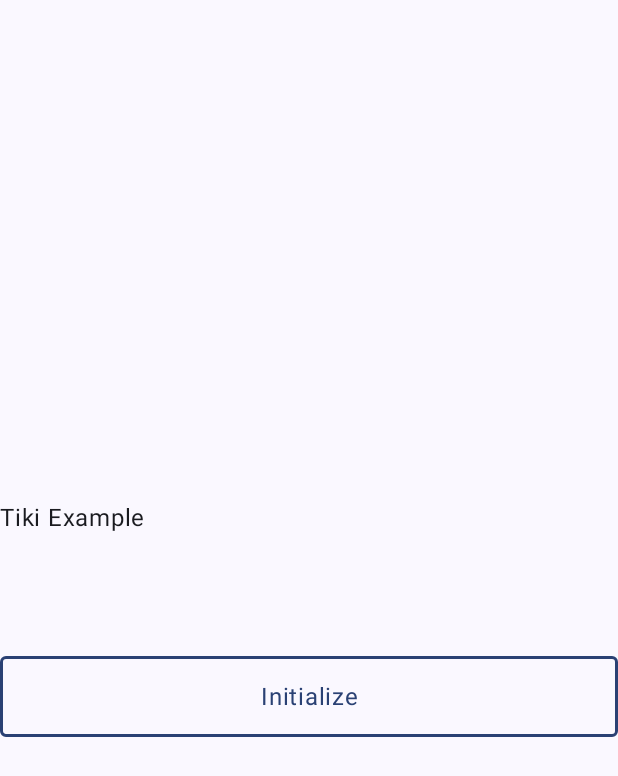
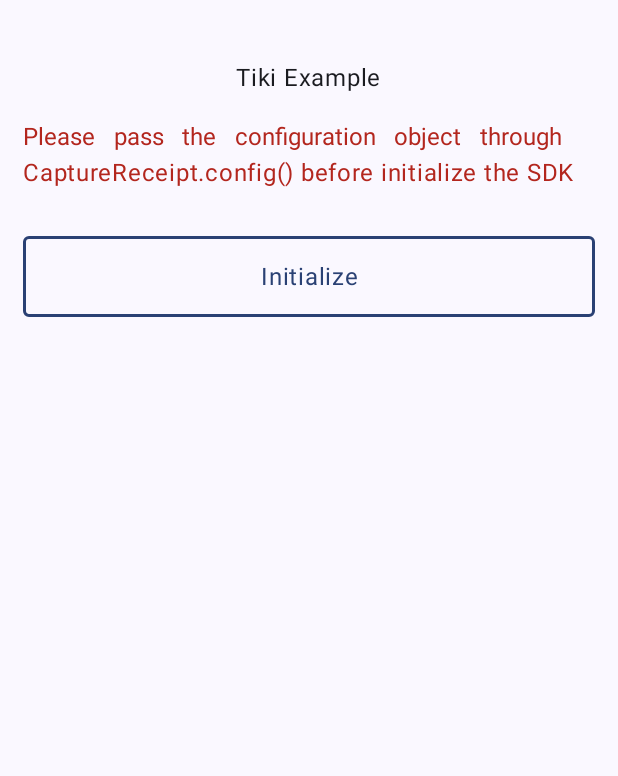
Before and after one commit to tiki/capture-receipt-android, an Android app built with Jetpack Compose: the screen it shows after launch (MainActivity), after a tap on "Initialize", on a phone screen of 412 x 824 dp. Shown: the top 776 px of the screen. Run offline under Robolectric (Android 15) with nearby library versions, the phone set to English and light mode, and no system bars; libraries missing offline, so code that uses them is left out: com.microblink.camera, com.mytiki.tiki_sdk_android; 1 statement that could not run was skipped.

Commit message:
example app update

```diff
--- a/CaptureReceipt/build.gradle.kts
+++ b/CaptureReceipt/build.gradle.kts
@@ -7,7 +7,7 @@ buildscript {
         mavenCentral()
     }
     dependencies {
-        classpath ("com.android.tools.build:gradle:8.1.4")
+        classpath ("com.android.tools.build:gradle:8.1.2")
         classpath ("org.jetbrains.kotlin:kotlin-gradle-plugin:1.8.22")
         classpath ("org.jetbrains.kotlin:kotlin-gradle-plugin:1.8.10")
     }
--- a/CaptureReceipt/example/build.gradle.kts
+++ b/CaptureReceipt/example/build.gradle.kts
@@ -33,6 +33,12 @@ android {
         sourceCompatibility = JavaVersion.VERSION_1_8
         targetCompatibility = JavaVersion.VERSION_1_8
     }
+
+    tasks.register<Wrapper>("wrapper") {
+        gradleVersion = "8.12"
+    }
+    tasks.register("prepareKotlinBuildScriptModel") {}
+
     kotlinOptions {
         jvmTarget = "1.8"
     }
--- a/CaptureReceipt/example/src/main/java/com/mytiki/capture_receipt/example/MainActivity.kt
+++ b/CaptureReceipt/example/src/main/java/com/mytiki/capture_receipt/example/MainActivity.kt
@@ -1,27 +1,41 @@
 package com.mytiki.capture_receipt.example
 
 import android.os.Bundle
+import android.util.Log
 import androidx.activity.ComponentActivity
 import androidx.activity.compose.setContent
+import androidx.compose.foundation.gestures.rememberScrollableState
+import androidx.compose.foundation.gestures.scrollable
 import androidx.compose.foundation.layout.Arrangement
 import androidx.compose.foundation.layout.Column
 import androidx.compose.foundation.layout.Spacer
 import androidx.compose.foundation.layout.fillMaxSize
 import androidx.compose.foundation.layout.height
+import androidx.compose.foundation.layout.padding
+import androidx.compose.foundation.rememberScrollState
+import androidx.compose.foundation.verticalScroll
 import androidx.compose.material3.MaterialTheme
 import androidx.compose.material3.Surface
 import androidx.compose.material3.Text
 import androidx.compose.runtime.Composable
+import androidx.compose.runtime.getValue
+import androidx.compose.runtime.mutableStateOf
+import androidx.compose.runtime.remember
+import androidx.compose.runtime.setValue
+import androidx.compose.ui.Alignment
 import androidx.compose.ui.Modifier
+import androidx.compose.ui.platform.LocalContext
+import androidx.compose.ui.text.style.TextAlign
 import androidx.compose.ui.tooling.preview.Preview
 import androidx.compose.ui.unit.dp
 import com.mytiki.capture_receipt.example.ui.theme.CaptureReceiptTheme
 import com.mytiki.capture_receipt.CaptureReceipt
+import com.mytiki.capture_receipt.Configuration
+import java.util.UUID
 
 class MainActivity : ComponentActivity() {
     override fun onCreate(savedInstanceState: Bundle?) {
         super.onCreate(savedInstanceState)
-        CaptureReceipt.configuration
         setContent {
             CaptureReceiptTheme {
                 Surface(
@@ -37,15 +51,41 @@ class MainActivity : ComponentActivity() {
 
 @Composable
 fun Content() {
+    val context = LocalContext.current
+    var error by remember{
+        mutableStateOf("")
+    }
+
     Column(
-        verticalArrangement = Arrangement.Center
+        modifier = Modifier
+            .padding(horizontal = 15.dp)
+            .verticalScroll(rememberScrollState()),
+        horizontalAlignment = Alignment.CenterHorizontally
     ) {
+        Spacer(modifier = Modifier.height(40.dp))
         Text(
             text = "Tiki Example",
         )
-        Spacer(modifier = Modifier.height(80.dp))
+        Spacer(modifier = Modifier.height(15.dp))
+        Text(
+            text = error,
+            color = MaterialTheme.colorScheme.error,
+            textAlign = TextAlign.Justify
+        )
+        Spacer(modifier = Modifier.height(30.dp))
         MainButton(text = "Initialize") {
-
+            error = ""
+            CaptureReceipt.config(
+                Configuration(
+                    "",
+                    "",
+                    "",
+                    "",
+                )
+            )
+            CaptureReceipt.initialize(UUID.randomUUID().toString(),context){err ->
+                err.message?.let { error = it }
+            }
         }
     }
 }
--- a/CaptureReceipt/src/main/java/com/mytiki/capture_receipt/CaptureReceipt.kt
+++ b/CaptureReceipt/src/main/java/com/mytiki/capture_receipt/CaptureReceipt.kt
@@ -28,20 +28,31 @@ import kotlinx.coroutines.async
  * The CaptureReceipt object provides methods to interact with the TIKI Capture Receipt SDK.
  */
 object CaptureReceipt {
-    var configuration: Configuration? = null
+    private var configuration: Configuration? = null
 
-    var license: License? = null
-    var userId: String? = null
-    var title: TitleRecord? = null
+    private var license: License? = null
+    private var userId: String? = null
+    private var title: TitleRecord? = null
 
-    val email: Email = Email()
-    val retailer: Retailer = Retailer()
-    val physical: Physical = Physical()
+    private val email: Email = Email()
+    private val retailer: Retailer = Retailer()
+    private val physical: Physical = Physical()
 
 
 
-    fun config(config: Configuration) {
-        configuration = config
+    fun config(config: Configuration, onError: (Throwable) -> Unit) {
+        if (config.tikiPublishingID.isNotBlank()){
+            onError(Exception("tikiPublishingID cannot be blank"))
+        } else if (config.microblinkLicenseKey.isNotBlank()) {
+            onError(Exception("microblinkLicenseKey cannot be blank"))
+        } else if (config.productIntelligenceKey.isNotBlank()) {
+            onError(Exception("productIntelligenceKey cannot be blank"))
+        } else if (config.terms.isNotBlank()) {
+            onError(Exception("terms cannot be blank"))
+        } else {
+            configuration = config
+        }
+
     }
 
     /**
@@ -97,7 +108,7 @@ object CaptureReceipt {
                 )
             }
         } else {
-           throw Exception("Please pass the configuration object through CaptureReceipt.config() before initialize the SDK")
+            onException (Exception("Please pass the configuration object through CaptureReceipt.config() before initialize the SDK"))
         }
     }
 
--- a/CaptureReceipt/src/main/java/com/mytiki/capture_receipt/email/Email.kt
+++ b/CaptureReceipt/src/main/java/com/mytiki/capture_receipt/email/Email.kt
@@ -36,7 +36,7 @@ typealias OnReceiptCallback = ((receipt: ScanResults?) -> Unit)
 class Email {
     private val tag = "ProviderSetupDialogFragment"
 
-    /**
+   /**
      * Initializes [BlinkReceiptDigitalSdk] and instantiates [imapClient].
      *
      * @param context The application context.
--- a/build.gradle.kts
+++ b/build.gradle.kts
@@ -1,6 +1,6 @@
 // Top-level build file where you can add configuration options common to all sub-projects/modules.
 plugins {
-    id("com.android.application") version "8.1.0" apply false
+    id("com.android.application") version "8.1.2" apply false
     id("org.jetbrains.kotlin.android") version "1.8.10" apply false
-    id("com.android.library") version "8.1.0" apply false
+    id("com.android.library") version "8.1.2" apply false
 }
```
Also changed, not shown: CaptureReceipt/example/gradle/wrapper/gradle-wrapper.properties (added), 3 other files.
